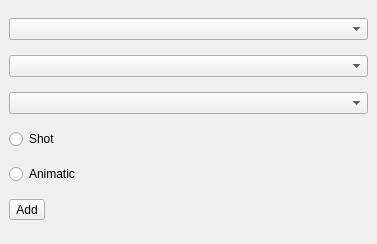
The window that ui/main.ui (iceanimations/shotgunMassUploader) describes before a commit, drawn with Qt 5.
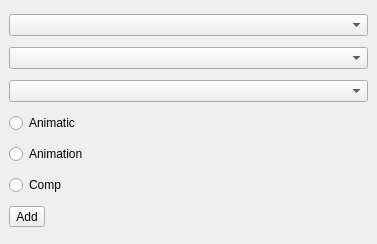
The same window after the commit.

Commit message: comp type added, path resolver introduced

The edit to the form file:
```diff
--- a/ui/main.ui
+++ b/ui/main.ui
@@ -24,13 +24,6 @@
     <item>
      <widget class="QComboBox" name="selectSeq"/>
     </item>
-    <item>
-     <widget class="QRadioButton" name="shot_check">
-      <property name="text">
-       <string>Shot</string>
-      </property>
-     </widget>
-    </item>
     <item>
      <widget class="QRadioButton" name="animatic_check">
       <property name="text">
@@ -38,6 +31,20 @@
       </property>
      </widget>
     </item>
+    <item>
+     <widget class="QRadioButton" name="shot_check">
+      <property name="text">
+       <string>Animation</string>
+      </property>
+     </widget>
+    </item>
+    <item>
+     <widget class="QRadioButton" name="comp_check">
+      <property name="text">
+       <string>Comp</string>
+      </property>
+     </widget>
+    </item>
     <item>
      <widget class="QToolButton" name="addshot_button">
       <property name="text">
```
The commit also changes 1 other file.
